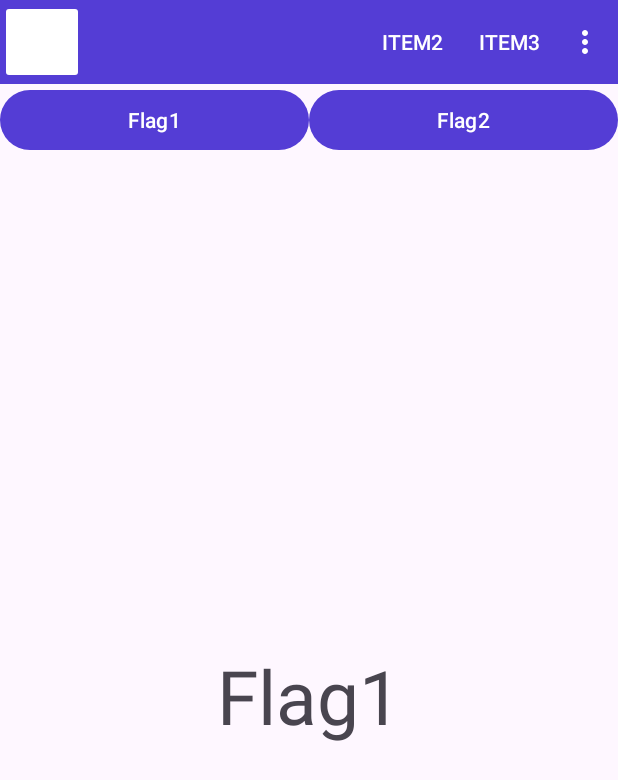
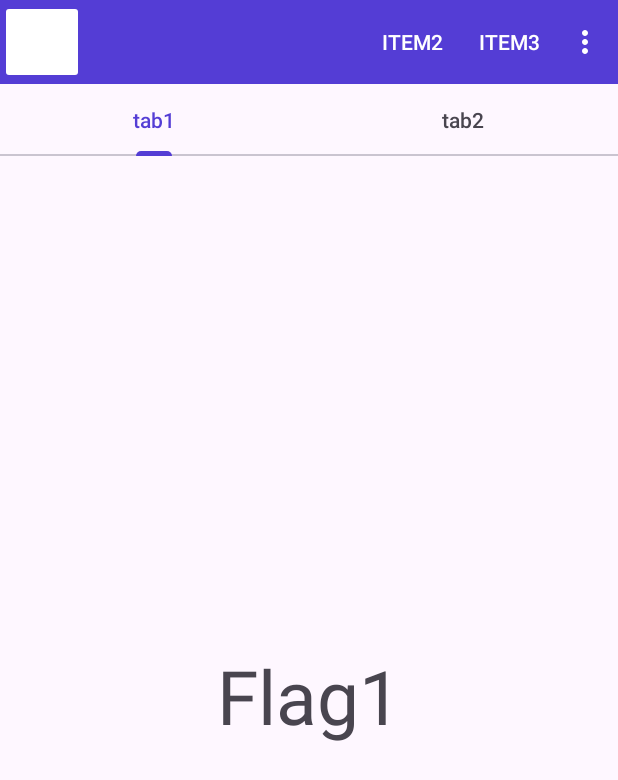
Before and after one commit to 1Dohyeon/kotlin-univ-androidstudio-study, an Android app: the screen it shows after launch (MainActivity), in the options menu, after a tap on "item1", on a phone screen of 412 x 824 dp. Shown: the top 780 px of the screen. Run offline under Robolectric (Android 15) with nearby library versions, the phone set to English and light mode, and no system bars.

Commit message:
0416 기본적인 tablayout 설정

```diff
--- a/univ/app/src/main/java/example/univ/myapplication/MainActivity.kt
+++ b/univ/app/src/main/java/example/univ/myapplication/MainActivity.kt
@@ -5,14 +5,16 @@ import android.os.Bundle
 import android.util.Log
 import android.view.Menu
 import android.view.MenuItem
+import com.google.android.material.tabs.TabLayout
 import example.univ.myapplication.databinding.ActivityMainBinding
+import example.univ.myapplication.databinding.TablayoutBinding
 
 class MainActivity : AppCompatActivity() {
-    private lateinit var binding: ActivityMainBinding
+    private lateinit var binding: TablayoutBinding
     private val TAG = "MainActivity"
     override fun onCreate(savedInstanceState: Bundle?) {
         super.onCreate(savedInstanceState)
-        binding = ActivityMainBinding.inflate(layoutInflater)
+        binding = TablayoutBinding.inflate(layoutInflater)
         setContentView(binding.root)
 
         /** Tool Bar 의 menu */
@@ -21,20 +23,30 @@ class MainActivity : AppCompatActivity() {
         supportActionBar!!.setHomeAsUpIndicator(androidx.appcompat.R.drawable.abc_btn_colored_material)
         supportActionBar!!.setDisplayShowTitleEnabled(false)
 
-        /** Fragment */
-        binding.button1.setOnClickListener {
-            supportFragmentManager.beginTransaction()
-                .replace(binding.fragView.id, ExampleFragment())
-                .commit()
-            Log.d(TAG, "Button 1 clicked")
-        }
+        /** Tab */
+        val tab = binding.tab
+        val tab1: TabLayout.Tab = tab.newTab()
+        tab1.text = "tab1"
+        tab.addTab(tab1)
+        tab.addTab(tab.newTab().setText("tab2"))
+        tab.addOnTabSelectedListener(object: TabLayout.OnTabSelectedListener {
+            override fun onTabSelected(tab: TabLayout.Tab?) {
+                val transaction = supportFragmentManager.beginTransaction()
+                when(tab?.text){
+                    "tab1" -> transaction.replace(R.id.tabContent, ExampleFragment())
+                    "tab2" -> transaction.replace(binding.tabContent.id, ExampleFragmentTwo())
+                }
+                transaction.commit()
+            }
 
-        binding.button2.setOnClickListener {
-            supportFragmentManager.beginTransaction()
-                .replace(binding.fragView.id, ExampleFragmentTwo())
-                .commit()
-            Log.d(TAG, "Button 2 clicked")
-        }
+            override fun onTabReselected(tab: TabLayout.Tab?) {
+                /*   */
+            }
+
+            override fun onTabUnselected(tab: TabLayout.Tab?) {
+                /*   */
+            }
+        })
     }
 
     override fun onCreateOptionsMenu(menu: Menu?): Boolean {
--- /dev/null
+++ b/univ/app/src/main/res/layout/tablayout.xml
@@ -0,0 +1,23 @@
+<?xml version="1.0" encoding="utf-8"?>
+<LinearLayout xmlns:android="http://schemas.android.com/apk/res/android"
+    android:layout_width="match_parent"
+    android:layout_height="match_parent"
+    android:orientation="vertical">
+
+    <androidx.appcompat.widget.Toolbar
+        android:id="@+id/toolbar"
+        android:layout_width="match_parent"
+        android:layout_height="wrap_content"
+        style="@style/Widget.MaterialComponents.Toolbar.Primary"
+        />
+
+    <com.google.android.material.tabs.TabLayout
+        android:id="@+id/tab"
+        android:layout_width="match_parent"
+        android:layout_height="wrap_content"/>
+    <FrameLayout
+        android:id="@+id/tabContent"
+        android:layout_width="match_parent"
+        android:layout_height="match_parent"/>
+
+</LinearLayout>
```
Also changed, not shown: univ/app/src/main/java/example/univ/myapplication/Hanoi.kt (deleted, +0 -20 lines).
